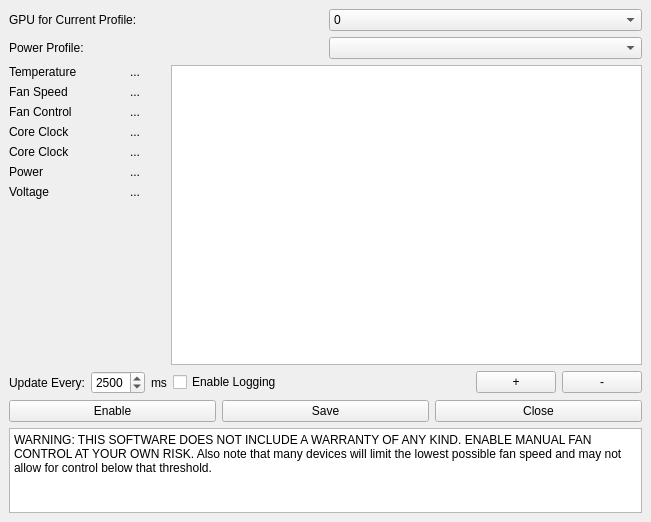
wepiha/qt-amdgpu-fan-ctl, file mainwindow.ui: the form before one commit.
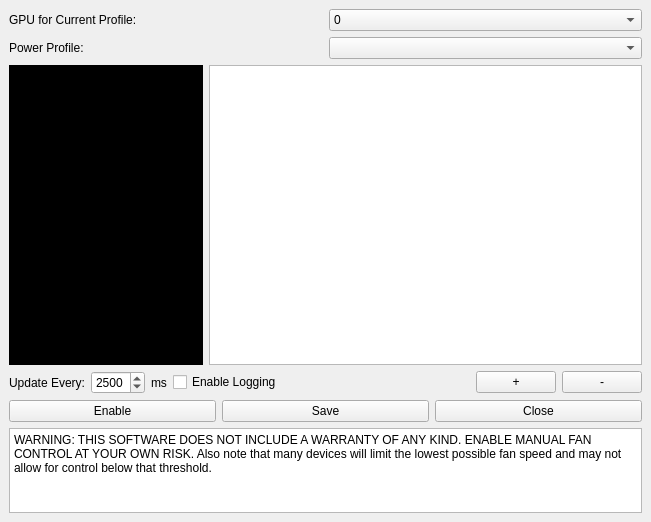
The form after the commit. Icons and pictures are not drawn. Custom widgets are drawn as their Qt base class.

Commit message: Moved device information into container widget

```diff
--- a/mainwindow.ui
+++ b/mainwindow.ui
@@ -19,6 +19,32 @@
   </property>
   <widget class="QWidget" name="centralwidget">
    <layout class="QGridLayout" name="gridLayout_3">
+    <item row="0" column="0" colspan="2">
+     <layout class="QHBoxLayout" name="horizontalLayout_3">
+      <item>
+       <widget class="QLabel" name="labelGPUforCurrentProfileLabel">
+        <property name="sizePolicy">
+         <sizepolicy hsizetype="Minimum" vsizetype="Fixed">
+          <horstretch>0</horstretch>
+          <verstretch>0</verstretch>
+         </sizepolicy>
+        </property>
+        <property name="text">
+         <string>GPU for Current Profile:</string>
+        </property>
+       </widget>
+      </item>
+      <item>
+       <widget class="QComboBox" name="comboBoxCardIndex">
+        <item>
+         <property name="text">
+          <string>0</string>
+         </property>
+        </item>
+       </widget>
+      </item>
+     </layout>
+    </item>
     <item row="1" column="0" colspan="2">
      <layout class="QHBoxLayout" name="horizontalLayout">
       <item>
@@ -39,35 +65,250 @@
       </item>
      </layout>
     </item>
-    <item row="0" column="0" colspan="2">
-     <layout class="QHBoxLayout" name="horizontalLayout_4">
-      <item>
-       <layout class="QHBoxLayout" name="horizontalLayout_3">
-        <item>
-         <widget class="QLabel" name="labelGPUforCurrentProfileLabel">
-          <property name="sizePolicy">
-           <sizepolicy hsizetype="Minimum" vsizetype="Fixed">
-            <horstretch>0</horstretch>
-            <verstretch>0</verstretch>
-           </sizepolicy>
-          </property>
-          <property name="text">
-           <string>GPU for Current Profile:</string>
-          </property>
-         </widget>
-        </item>
-        <item>
-         <widget class="QComboBox" name="comboBoxCardIndex">
-          <item>
+    <item row="2" column="0">
+     <widget class="QWidget" name="widget" native="true">
+      <property name="autoFillBackground">
+       <bool>false</bool>
+      </property>
+      <property name="styleSheet">
+       <string notr="true">QWidget { background: black }</string>
+      </property>
+      <layout class="QGridLayout" name="gridLayout_2">
+       <item row="1" column="0">
+        <spacer name="verticalSpacer">
+         <property name="orientation">
+          <enum>Qt::Vertical</enum>
+         </property>
+         <property name="sizeHint" stdset="0">
+          <size>
+           <width>20</width>
+           <height>31</height>
+          </size>
+         </property>
+        </spacer>
+       </item>
+       <item row="0" column="1">
+        <layout class="QVBoxLayout" name="verticalLayout">
+         <item>
+          <widget class="QLabel" name="labelTemperature">
+           <property name="minimumSize">
+            <size>
+             <width>80</width>
+             <height>0</height>
+            </size>
+           </property>
            <property name="text">
-            <string>0</string>
+            <string>...</string>
            </property>
-          </item>
-         </widget>
-        </item>
-       </layout>
-      </item>
-     </layout>
+           <property name="alignment">
+            <set>Qt::AlignCenter</set>
+           </property>
+          </widget>
+         </item>
+         <item>
+          <widget class="QLabel" name="labelFanSpeed">
+           <property name="minimumSize">
+            <size>
+             <width>80</width>
+             <height>0</height>
+            </size>
+           </property>
+           <property name="text">
+            <string>...</string>
+           </property>
+           <property name="alignment">
+            <set>Qt::AlignCenter</set>
+           </property>
+          </widget>
+         </item>
+         <item>
+          <widget class="QLabel" name="labelFanProfileStatus">
+           <property name="minimumSize">
+            <size>
+             <width>80</width>
+             <height>0</height>
+            </size>
+           </property>
+           <property name="styleSheet">
+            <string notr="true"/>
+           </property>
+           <property name="text">
+            <string>...</string>
+           </property>
+           <property name="alignment">
+            <set>Qt::AlignCenter</set>
+           </property>
+          </widget>
+         </item>
+         <item>
+          <widget class="QLabel" name="labelCoreClock">
+           <property name="minimumSize">
+            <size>
+             <width>80</width>
+             <height>0</height>
+            </size>
+           </property>
+           <property name="text">
+            <string>...</string>
+           </property>
+           <property name="alignment">
+            <set>Qt::AlignCenter</set>
+           </property>
+          </widget>
+         </item>
+         <item>
+          <widget class="QLabel" name="labelMemClock">
+           <property name="minimumSize">
+            <size>
+             <width>80</width>
+             <height>0</height>
+            </size>
+           </property>
+           <property name="text">
+            <string>...</string>
+           </property>
+           <property name="alignment">
+            <set>Qt::AlignCenter</set>
+           </property>
+          </widget>
+         </item>
+         <item>
+          <widget class="QLabel" name="labelPower">
+           <property name="minimumSize">
+            <size>
+             <width>80</width>
+             <height>0</height>
+            </size>
+           </property>
+           <property name="text">
+            <string>...</string>
+           </property>
+           <property name="alignment">
+            <set>Qt::AlignCenter</set>
+           </property>
+          </widget>
+         </item>
+         <item>
+          <widget class="QLabel" name="labelVoltage">
+           <property name="minimumSize">
+            <size>
+             <width>80</width>
+             <height>0</height>
+            </size>
+           </property>
+           <property name="text">
+            <string>...</string>
+           </property>
+           <property name="alignment">
+            <set>Qt::AlignCenter</set>
+           </property>
+          </widget>
+         </item>
+        </layout>
+       </item>
+       <item row="0" column="0">
+        <layout class="QVBoxLayout" name="verticalLayout_2">
+         <item>
+          <widget class="QLabel" name="labelTemperatureLabel">
+           <property name="sizePolicy">
+            <sizepolicy hsizetype="Minimum" vsizetype="Minimum">
+             <horstretch>0</horstretch>
+             <verstretch>0</verstretch>
+            </sizepolicy>
+           </property>
+           <property name="minimumSize">
+            <size>
+             <width>90</width>
+             <height>0</height>
+            </size>
+           </property>
+           <property name="text">
+            <string>Temperature</string>
+           </property>
+          </widget>
+         </item>
+         <item>
+          <widget class="QLabel" name="labelFanSpeedLabel">
+           <property name="minimumSize">
+            <size>
+             <width>90</width>
+             <height>0</height>
+            </size>
+           </property>
+           <property name="text">
+            <string>Fan Speed</string>
+           </property>
+          </widget>
+         </item>
+         <item>
+          <widget class="QLabel" name="labelFanProfileLabel">
+           <property name="minimumSize">
+            <size>
+             <width>90</width>
+             <height>0</height>
+            </size>
+           </property>
+           <property name="text">
+            <string>Fan Control</string>
+           </property>
+          </widget>
+         </item>
+         <item>
+          <widget class="QLabel" name="labelCoreClockLabel">
+           <property name="minimumSize">
+            <size>
+             <width>90</width>
+             <height>0</height>
+            </size>
+           </property>
+           <property name="text">
+            <string>Core Clock</string>
+           </property>
+          </widget>
+         </item>
+         <item>
+          <widget class="QLabel" name="labelMemClockLabel">
+           <property name="minimumSize">
+            <size>
+             <width>90</width>
+             <height>0</height>
+            </size>
+           </property>
+           <property name="text">
+            <string>Core Clock</string>
+           </property>
+          </widget>
+         </item>
+         <item>
+          <widget class="QLabel" name="labelPowerLabel">
+           <property name="minimumSize">
+            <size>
+             <width>90</width>
+             <height>0</height>
+            </size>
+           </property>
+           <property name="text">
+            <string>Power</string>
+           </property>
+          </widget>
+         </item>
+         <item>
+          <widget class="QLabel" name="labelVoltageLabel">
+           <property name="minimumSize">
+            <size>
+             <width>90</width>
+             <height>0</height>
+            </size>
+           </property>
+           <property name="text">
+            <string>Voltage</string>
+           </property>
+          </widget>
+         </item>
+        </layout>
+       </item>
+      </layout>
+     </widget>
     </item>
     <item row="2" column="1">
      <widget class="PlotWidget" name="graphicsView"/>
@@ -192,243 +433,6 @@
       </item>
      </layout>
     </item>
-    <item row="2" column="0">
-     <layout class="QGridLayout" name="gridLayout_2">
-      <item row="0" column="0">
-       <layout class="QVBoxLayout" name="verticalLayout_2">
-        <item>
-         <widget class="QLabel" name="labelTemperatureLabel">
-          <property name="sizePolicy">
-           <sizepolicy hsizetype="Minimum" vsizetype="Minimum">
-            <horstretch>0</horstretch>
-            <verstretch>0</verstretch>
-           </sizepolicy>
-          </property>
-          <property name="minimumSize">
-           <size>
-            <width>90</width>
-            <height>0</height>
-           </size>
-          </property>
-          <property name="text">
-           <string>Temperature</string>
-          </property>
-         </widget>
-        </item>
-        <item>
-         <widget class="QLabel" name="labelFanSpeedLabel">
-          <property name="minimumSize">
-           <size>
-            <width>90</width>
-            <height>0</height>
-           </size>
-          </property>
-          <property name="text">
-           <string>Fan Speed</string>
-          </property>
-         </widget>
-        </item>
-        <item>
-         <widget class="QLabel" name="labelFanProfileLabel">
-          <property name="minimumSize">
-           <size>
-            <width>90</width>
-            <height>0</height>
-           </size>
-          </property>
-          <property name="text">
-           <string>Fan Control</string>
-          </property>
-         </widget>
-        </item>
-        <item>
-         <widget class="QLabel" name="labelCoreClockLabel">
-          <property name="minimumSize">
-           <size>
-            <width>90</width>
-            <height>0</height>
-           </size>
-          </property>
-          <property name="text">
-           <string>Core Clock</string>
-          </property>
-         </widget>
-        </item>
-        <item>
-         <widget class="QLabel" name="labelMemClockLabel">
-          <property name="minimumSize">
-           <size>
-            <width>90</width>
-            <height>0</height>
-           </size>
-          </property>
-          <property name="text">
-           <string>Core Clock</string>
-          </property>
-         </widget>
-        </item>
-        <item>
-         <widget class="QLabel" name="labelPowerLabel">
-          <property name="minimumSize">
-           <size>
-            <width>90</width>
-            <height>0</height>
-           </size>
-          </property>
-          <property name="text">
-           <string>Power</string>
-          </property>
-         </widget>
-        </item>
-        <item>
-         <widget class="QLabel" name="labelVoltageLabel">
-          <property name="minimumSize">
-           <size>
-            <width>90</width>
-            <height>0</height>
-           </size>
-          </property>
-          <property name="text">
-           <string>Voltage</string>
-          </property>
-         </widget>
-        </item>
-       </layout>
-      </item>
-      <item row="0" column="1">
-       <layout class="QVBoxLayout" name="verticalLayout">
-        <item>
-         <widget class="QLabel" name="labelTemperature">
-          <property name="minimumSize">
-           <size>
-            <width>60</width>
-            <height>0</height>
-           </size>
-          </property>
-          <property name="text">
-           <string>...</string>
-          </property>
-          <property name="alignment">
-           <set>Qt::AlignCenter</set>
-          </property>
-         </widget>
-        </item>
-        <item>
-         <widget class="QLabel" name="labelFanSpeed">
-          <property name="minimumSize">
-           <size>
-            <width>60</width>
-            <height>0</height>
-           </size>
-          </property>
-          <property name="text">
-           <string>...</string>
-          </property>
-          <property name="alignment">
-           <set>Qt::AlignCenter</set>
-          </property>
-         </widget>
-        </item>
-        <item>
-         <widget class="QLabel" name="labelFanProfileStatus">
-          <property name="minimumSize">
-           <size>
-            <width>60</width>
-            <height>0</height>
-           </size>
-          </property>
-          <property name="styleSheet">
-           <string notr="true"/>
-          </property>
-          <property name="text">
-           <string>...</string>
-          </property>
-          <property name="alignment">
-           <set>Qt::AlignCenter</set>
-          </property>
-         </widget>
-        </item>
-        <item>
-         <widget class="QLabel" name="labelCoreClock">
-          <property name="minimumSize">
-           <size>
-            <width>60</width>
-            <height>0</height>
-           </size>
-          </property>
-          <property name="text">
-           <string>...</string>
-          </property>
-          <property name="alignment">
-           <set>Qt::AlignCenter</set>
-          </property>
-         </widget>
-        </item>
-        <item>
-         <widget class="QLabel" name="labelMemClock">
-          <property name="minimumSize">
-           <size>
-            <width>60</width>
-            <height>0</height>
-           </size>
-          </property>
-          <property name="text">
-           <string>...</string>
-          </property>
-          <property name="alignment">
-           <set>Qt::AlignCenter</set>
-          </property>
-         </widget>
-        </item>
-        <item>
-         <widget class="QLabel" name="labelPower">
-          <property name="minimumSize">
-           <size>
-            <width>60</width>
-            <height>0</height>
-           </size>
-          </property>
-          <property name="text">
-           <string>...</string>
-          </property>
-          <property name="alignment">
-           <set>Qt::AlignCenter</set>
-          </property>
-         </widget>
-        </item>
-        <item>
-         <widget class="QLabel" name="labelVoltage">
-          <property name="minimumSize">
-           <size>
-            <width>60</width>
-            <height>0</height>
-           </size>
-          </property>
-          <property name="text">
-           <string>...</string>
-          </property>
-          <property name="alignment">
-           <set>Qt::AlignCenter</set>
-          </property>
-         </widget>
-        </item>
-       </layout>
-      </item>
-      <item row="1" column="0">
-       <spacer name="verticalSpacer">
-        <property name="orientation">
-         <enum>Qt::Vertical</enum>
-        </property>
-        <property name="sizeHint" stdset="0">
-         <size>
-          <width>20</width>
-          <height>31</height>
-         </size>
-        </property>
-       </spacer>
-      </item>
-     </layout>
-    </item>
     <item row="5" column="0" colspan="2">
      <widget class="QPlainTextEdit" name="plainTextEdit">
       <property name="enabled">
```
